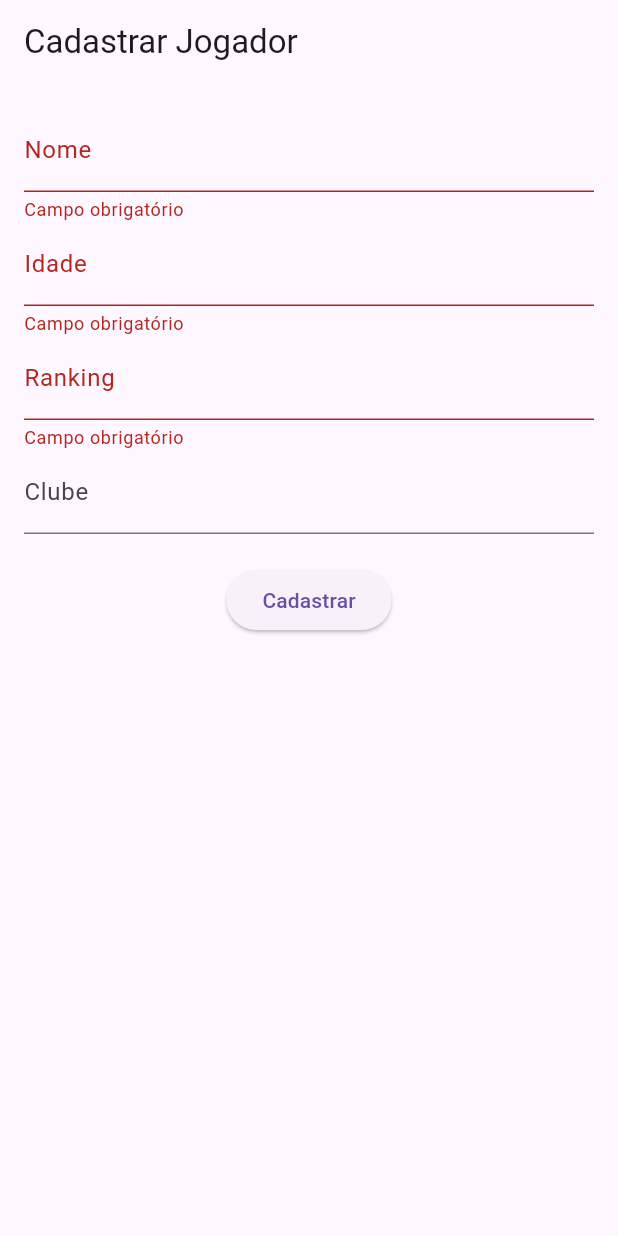
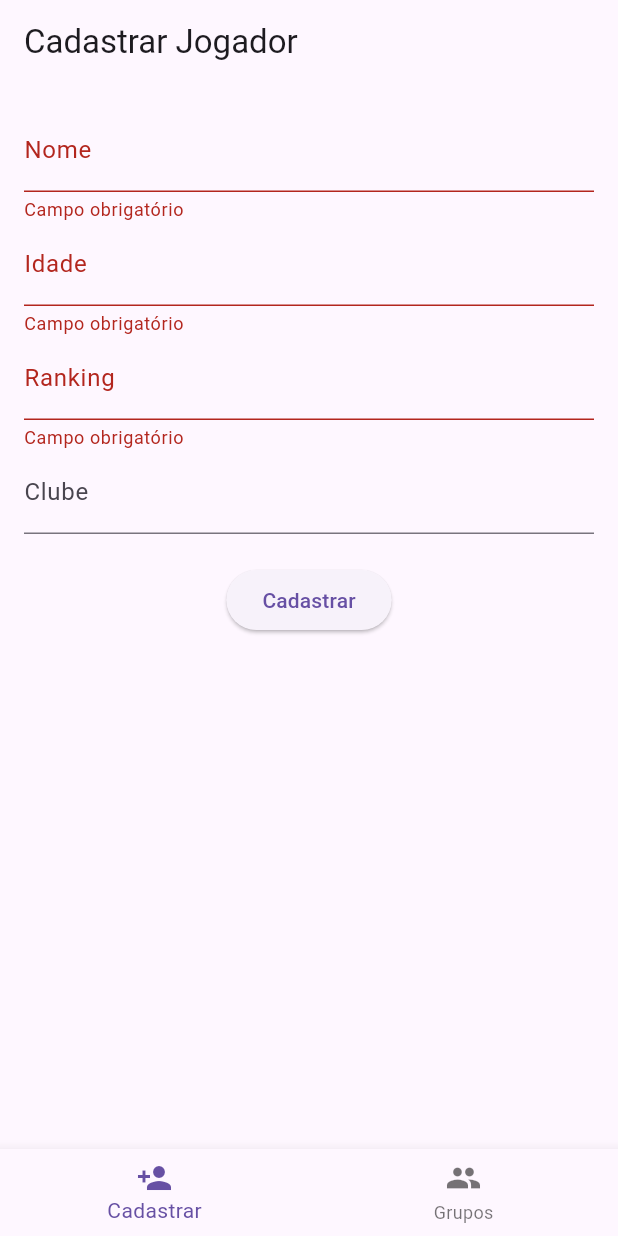
Before and after one commit to phos-eng/torneio_tenis_mesa, a Flutter app: the screen it shows after launch, after a tap on "Cadastrar", on a phone screen of 412 x 824 dp. Run offline on Flutter 3.47's test engine with Material 3 defaults, Android fonts, the phone set to English and light mode, and no system bars; network calls fail.

Commit message:
front-end tela de grupos ok

```diff
--- a/Front-end/lib/main.dart
+++ b/Front-end/lib/main.dart
@@ -1,5 +1,6 @@
 import 'package:flutter/material.dart';
 import 'screens/cadastro_jogador.dart';
+import 'screens/grupos_screen.dart';
 
 void main() {
   runApp(MyApp());
@@ -11,7 +12,50 @@ class MyApp extends StatelessWidget {
     return MaterialApp(
       title: 'Torneio de Tênis de Mesa',
       theme: ThemeData(primarySwatch: Colors.blue),
-      home: CadastroJogadorScreen(),
+      home: HomeScreen(),
     );
   }
 }
+
+class HomeScreen extends StatefulWidget {
+  @override
+  _HomeScreenState createState() => _HomeScreenState();
+}
+
+class _HomeScreenState extends State<HomeScreen> {
+  int _currentIndex = 0; // Índice da tela atual
+
+  // Lista de telas do app
+  final List<Widget> _telas = [
+    CadastroJogadorScreen(),
+    GruposScreen(),
+  ];
+
+  // Função para atualizar o índice da tela
+  void _onItemTapped(int index) {
+    setState(() {
+      _currentIndex = index;
+    });
+  }
+
+  @override
+  Widget build(BuildContext context) {
+    return Scaffold(
+      body: _telas[_currentIndex], // Exibe a tela atual
+      bottomNavigationBar: BottomNavigationBar(
+        currentIndex: _currentIndex, // Índice da tela ativa
+        onTap: _onItemTapped, // Função chamada ao tocar em um ícone
+        items: const <BottomNavigationBarItem>[
+          BottomNavigationBarItem(
+            icon: Icon(Icons.person_add),
+            label: 'Cadastrar',
+          ),
+          BottomNavigationBarItem(
+            icon: Icon(Icons.group),
+            label: 'Grupos',
+          ),
+        ],
+      ),
+    );
+  }
+}
```
Also changed, not shown: Front-end/lib/screens/grupos_screen.dart (added, +63 -0 lines).
